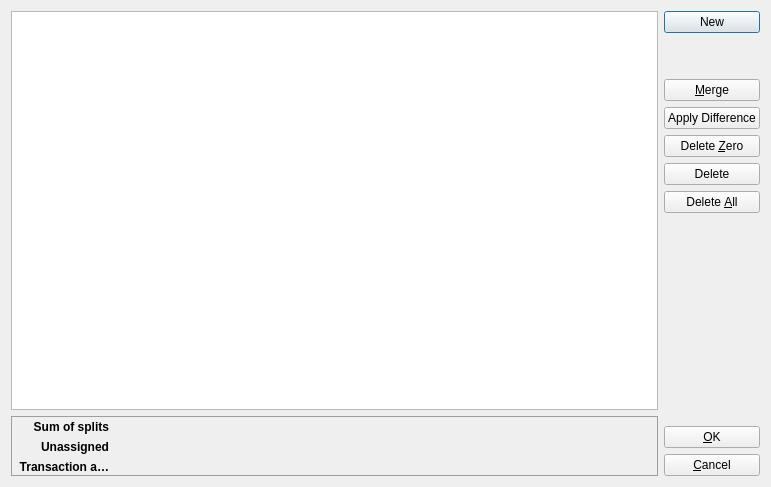
First picture: the form in kmymoney/views/splitdialog.ui, repository KDE/kmymoney, before the edit.
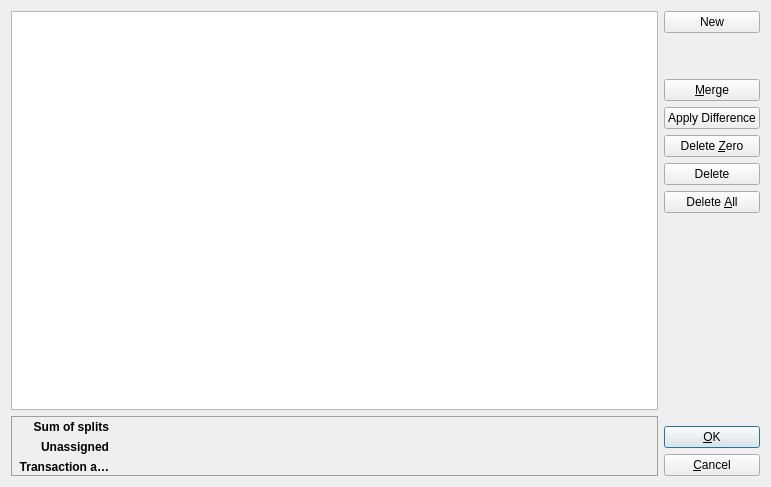
Second picture: the form after the edit. Custom widgets are drawn as their Qt base class.

Commit message:
Allow to leave split dialog via keyboard
Pressing the enter key in the split dialog had not effect. This change
makes sure that pressing the enter key leaves the dialog as when
pressing the OK button.

The edit to the form file:
```diff
--- a/kmymoney/views/splitdialog.ui
+++ b/kmymoney/views/splitdialog.ui
@@ -720,6 +720,12 @@
         <property name="text">
          <string>&amp;OK</string>
         </property>
+        <property name="autoDefault">
+         <bool>true</bool>
+        </property>
+        <property name="default">
+         <bool>true</bool>
+        </property>
        </widget>
       </item>
       <item>
```
